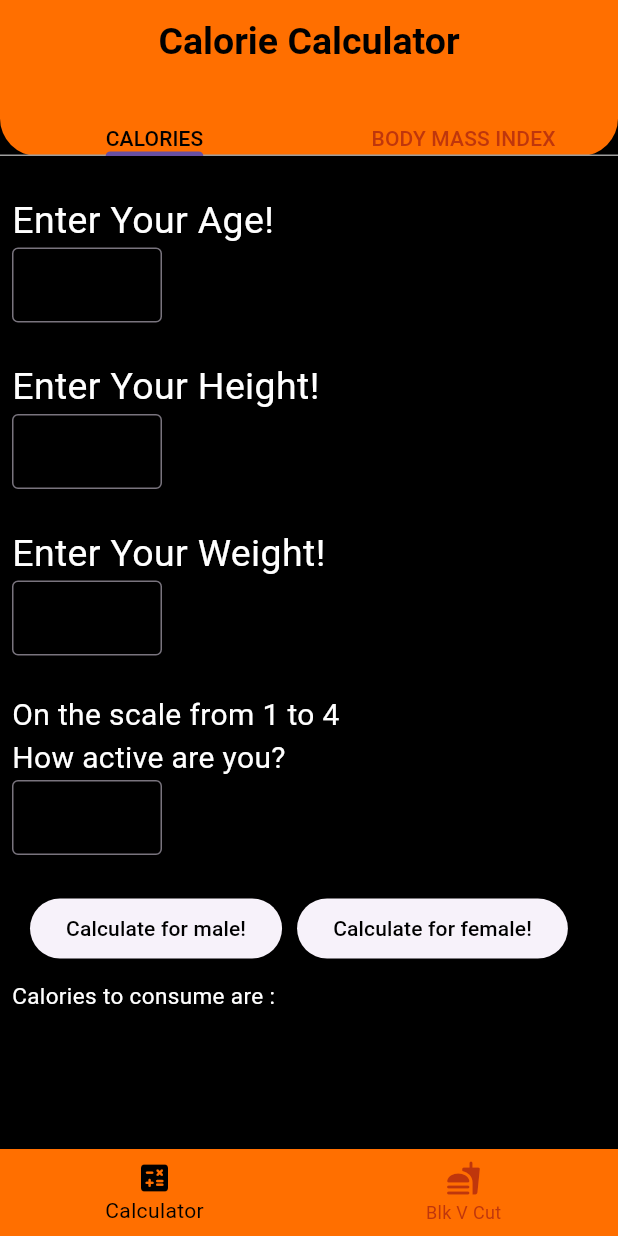
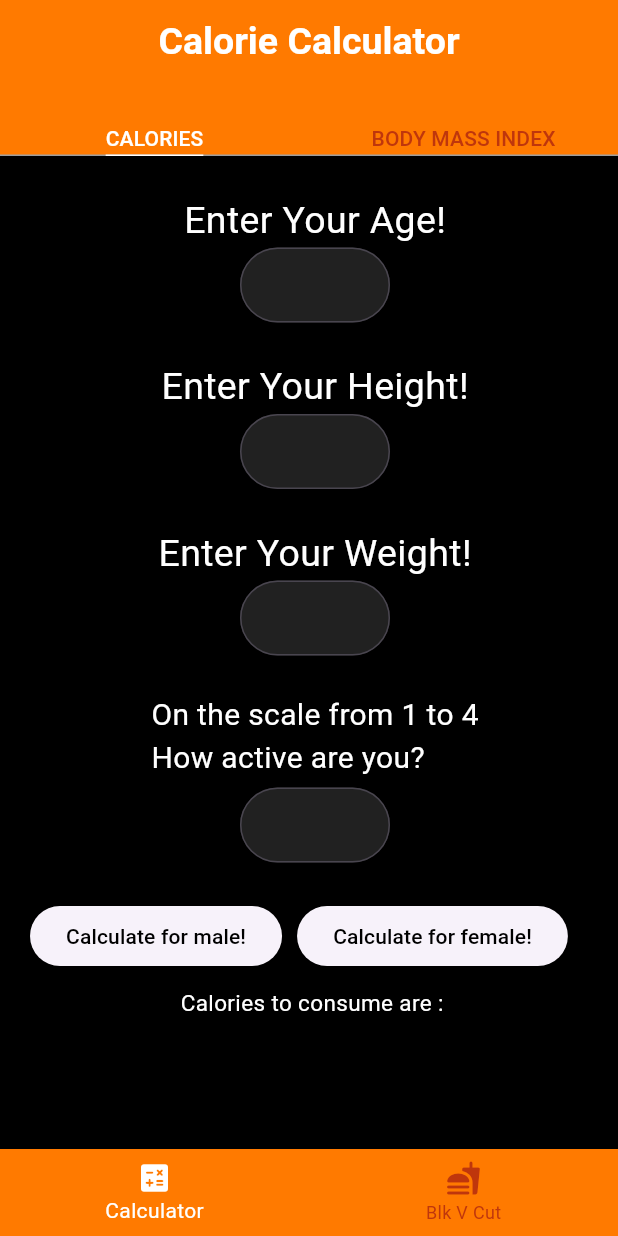
Before and after one commit to AGENT1736/MyCalorieCounter, a Flutter app: the screen it shows after launch, on a phone screen of 412 x 824 dp. Run offline on Flutter 3.47's test engine with Material 3 defaults, Android fonts, the phone set to English and light mode, and no system bars.

Commit message:
this is a fix for the UI of the application on the calorie calculator fixed the alignment of the text in the input fixed the border radius of the app bar fixed some parts of the controllers

```diff
--- a/lib/Pages/calorieCalculatorPage.dart
+++ b/lib/Pages/calorieCalculatorPage.dart
@@ -1,4 +1,3 @@
-import 'package:flutter/cupertino.dart';
 import 'package:flutter/material.dart';
 
 class CalorieCalculator extends StatefulWidget {
@@ -50,7 +49,7 @@ class _CalorieCalculatorState extends State<CalorieCalculator> {
           child: Column(
 
             mainAxisAlignment: MainAxisAlignment.start,
-            crossAxisAlignment: CrossAxisAlignment.start,
+            crossAxisAlignment: CrossAxisAlignment.center,
             children: [
 
 
@@ -68,13 +67,18 @@ class _CalorieCalculatorState extends State<CalorieCalculator> {
                 width: 100,
                 height: 50,
                 child: TextFormField(
-                  controller:ageController,
+                  controller: ageController,
+                  textAlign: TextAlign.center,
                   style: const TextStyle(
                       color:Colors.white,
                       fontSize: 20
                   ),
-                  decoration:const InputDecoration(
-                    border: OutlineInputBorder(),
+                  decoration: InputDecoration(
+                    border: OutlineInputBorder(
+                        borderRadius: BorderRadius.circular(25)
+                    ),
+                    filled: true,
+                    fillColor: Colors.grey[900],
                   ),
                 ),
               ),
@@ -95,12 +99,17 @@ class _CalorieCalculatorState extends State<CalorieCalculator> {
                 height: 50,
                 child: TextFormField(
                   controller: heightController,
+                  textAlign: TextAlign.center,
                   style: const TextStyle(
                       color:Colors.white,
                       fontSize: 20
                   ),
-                  decoration:const InputDecoration(
-                    border: OutlineInputBorder(),
+                  decoration: InputDecoration(
+                    border: OutlineInputBorder(
+                        borderRadius: BorderRadius.circular(25)
+                    ),
+                    filled: true,
+                    fillColor: Colors.grey[900]
                   ),
                 ),
               ),
@@ -120,12 +129,17 @@ class _CalorieCalculatorState extends State<CalorieCalculator> {
                 height: 50,
                 child: TextFormField(
                   controller: weightController,
+                  textAlign: TextAlign.center,
                   style: const TextStyle(
                       color:Colors.white,
                       fontSize: 20
                   ),
-                  decoration:const InputDecoration(
-                    border: OutlineInputBorder(),
+                  decoration: InputDecoration(
+                    border: OutlineInputBorder(
+                      borderRadius: BorderRadius.circular(25)
+                    ),
+                    filled: true,
+                    fillColor: Colors.grey[900]
                   ),
                 ),
               ),
@@ -140,18 +154,23 @@ class _CalorieCalculatorState extends State<CalorieCalculator> {
                     color: Colors.white
                 ),
               ),
-              // const SizedBox(height: 5,),
+              const SizedBox(height: 5,),
               SizedBox(
                 width: 100,
                 height: 50,
                 child: TextFormField(
                   controller: activityController,
+                  textAlign: TextAlign.center,
                   style: const TextStyle(
                       color:Colors.white,
                       fontSize: 20
                   ),
-                  decoration:const InputDecoration(
-                    border: OutlineInputBorder(),
+                  decoration: InputDecoration(
+                    border: OutlineInputBorder(
+                        borderRadius: BorderRadius.circular(25)
+                    ),
+                    filled: true,
+                    fillColor: Colors.grey[900]
                   ),
                 ),
               ),
@@ -164,6 +183,8 @@ class _CalorieCalculatorState extends State<CalorieCalculator> {
                 child: Row(
                   // mainAxisAlignment: MainAxisAlignment.center,
                   children: [
+
+                    // This is a button used to calculate the calories required for males
                     ElevatedButton(onPressed: (){
                       //TODO: this is where the code for the changes for the male side will happen
                       age = ageController as int;
@@ -204,6 +225,8 @@ class _CalorieCalculatorState extends State<CalorieCalculator> {
                     ),
                     ),
                     const SizedBox(width: 10,),
+
+                    //This is the button used to calculate calories required for females
                     ElevatedButton(onPressed: (){
                       //TODO: this is where the changes for the female side will happen
 
--- a/lib/Pages/homePage.dart
+++ b/lib/Pages/homePage.dart
@@ -67,8 +67,8 @@ class _HomePageState extends State<HomePage> {
               icon: Icon(Icons.fastfood_rounded)
           )
         ],
-        backgroundColor: Colors.amber[900],
-        selectedItemColor: Colors.black,
+        backgroundColor: const Color.fromRGBO(255, 122, 0, 1),
+        selectedItemColor: Colors.white,
         unselectedItemColor: Colors.deepOrange[900],
       ),
     );
--- a/lib/Pages/tabBarPage.dart
+++ b/lib/Pages/tabBarPage.dart
@@ -25,23 +25,27 @@ class _TabBarPageState extends State<TabBarPage> {
             style: TextStyle(
               fontSize: 25,
               fontWeight: FontWeight.bold,
-              color: Colors.black
+              color: Colors.white
             ),
             ),
             centerTitle: true,
             shape: const RoundedRectangleBorder(
               borderRadius: BorderRadius.vertical(
-                bottom: Radius.circular(25)
+                bottom: Radius.circular(0)
               )
             ),
             //Title Background Settings
-            backgroundColor: Colors.amber[900],
+            backgroundColor: const Color.fromRGBO(255, 122, 0, 1),
             //Tab bar settings
             bottom:  TabBar(tabs: const[
               Text("CALORIES"),
               Text("BODY MASS INDEX")
             ],
-            labelColor: Colors.black,
+            //this is the part that edits the underline of selected tab
+            indicator: const UnderlineTabIndicator(
+              borderSide: BorderSide(width: 1.0,color: Colors.white),
+            ),
+            labelColor: Colors.white,
             dividerColor: Colors.grey,
             unselectedLabelColor: Colors.deepOrange[900],
             ),
```
